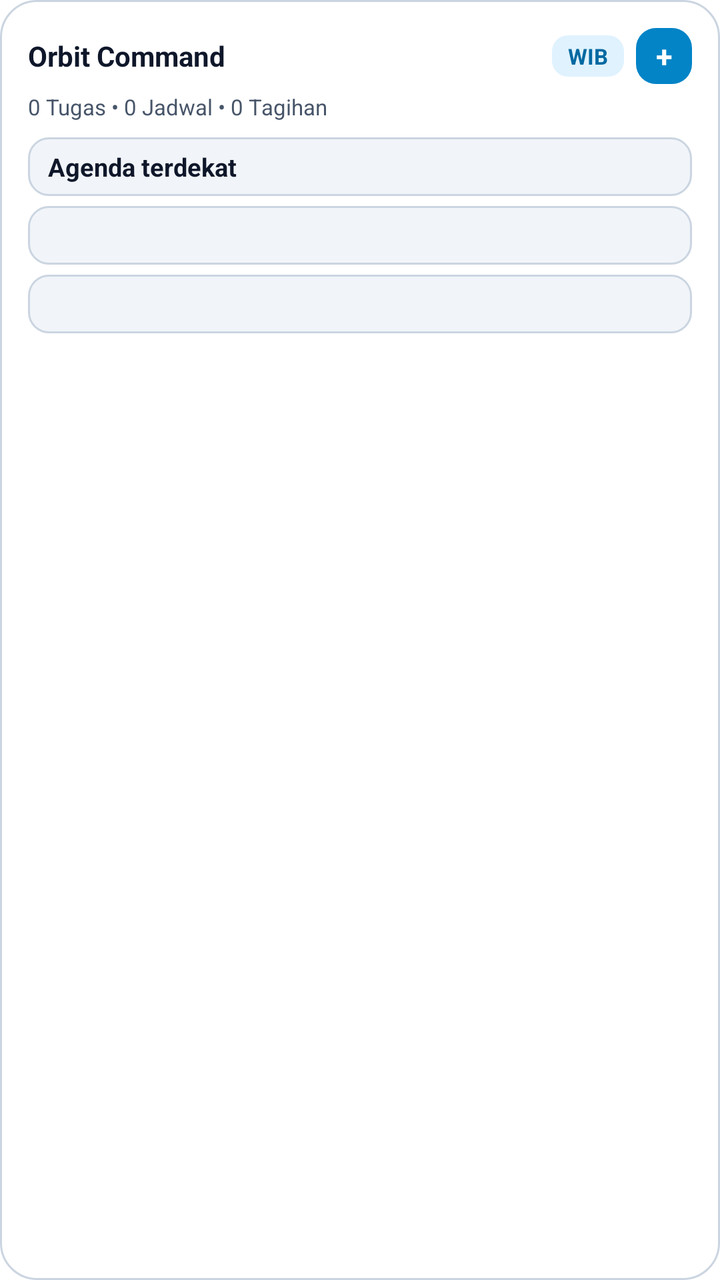
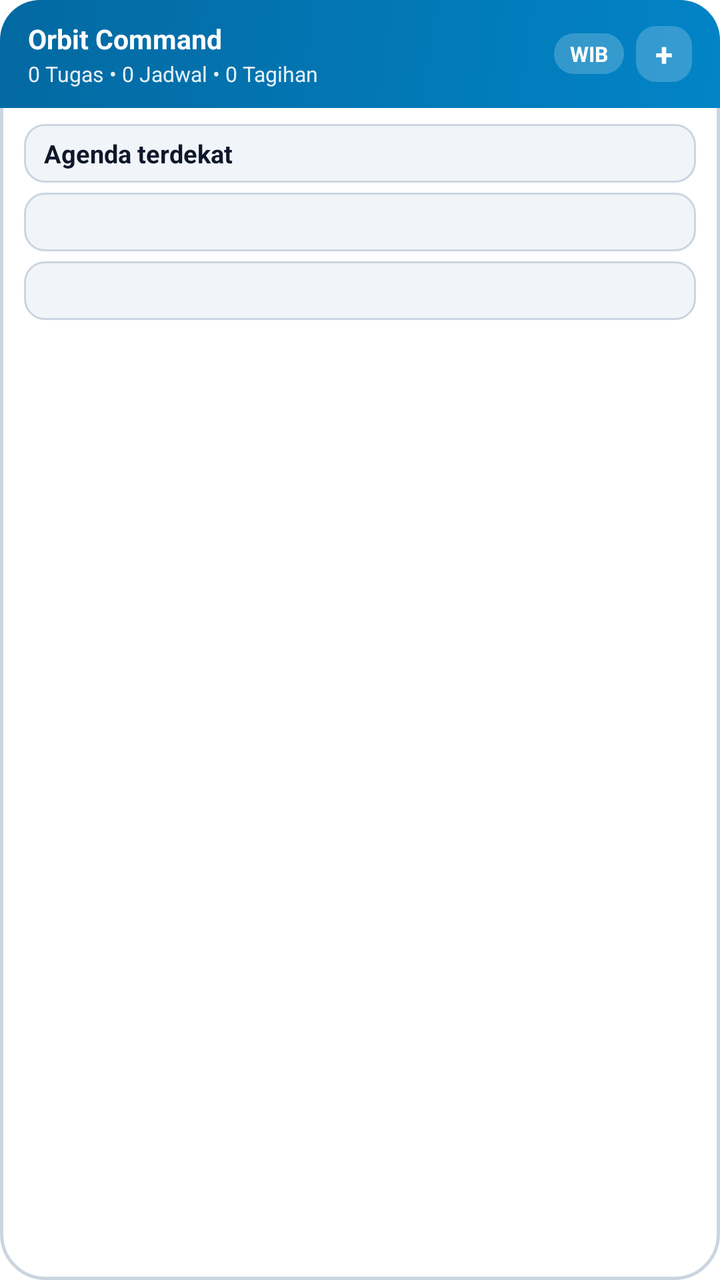

An Android layout rendered at two revisions. The XML below is the earlier revision; the diff shows what the commit changed to produce the second picture.
<!-- AndroidManifest.xml: fallback theme Theme.MaterialComponents.DayNight.NoActionBar -->
<!-- res/layout/widget_today.xml -->
<?xml version="1.0" encoding="utf-8"?>
<LinearLayout xmlns:android="http://schemas.android.com/apk/res/android"
    android:id="@+id/widget_today_root"
    android:layout_width="match_parent"
    android:layout_height="match_parent"
    android:background="@drawable/orbit_widget_card_bg"
    android:orientation="vertical"
    android:padding="14dp">

    <LinearLayout
        android:layout_width="match_parent"
        android:layout_height="wrap_content"
        android:gravity="center_vertical"
        android:orientation="horizontal">

        <TextView
            android:id="@+id/widget_today_brand"
            android:layout_width="0dp"
            android:layout_height="wrap_content"
            android:layout_weight="1"
            android:ellipsize="end"
            android:maxLines="1"
            android:text="Orbit Command"
            android:textColor="@color/orbit_widget_text_primary"
            android:textSize="14sp"
            android:textStyle="bold" />

        <TextView
            android:id="@+id/widget_today_date"
            android:layout_width="wrap_content"
            android:layout_height="wrap_content"
            android:background="@drawable/orbit_widget_chip_bg"
            android:paddingLeft="8dp"
            android:paddingTop="3dp"
            android:paddingRight="8dp"
            android:paddingBottom="3dp"
            android:text="WIB"
            android:textColor="@color/orbit_widget_accent_ink"
            android:textSize="11sp"
            android:textStyle="bold" />

        <TextView
            android:id="@+id/widget_today_add_btn"
            android:layout_width="28dp"
            android:layout_height="28dp"
            android:layout_marginStart="6dp"
            android:background="@drawable/orbit_widget_btn_primary_bg"
            android:clickable="true"
            android:focusable="true"
            android:gravity="center"
            android:text="+"
            android:textColor="@color/orbit_widget_btn_text_on_accent"
            android:textSize="15sp"
            android:textStyle="bold" />
    </LinearLayout>

    <TextView
        android:id="@+id/widget_today_stats"
        android:layout_width="match_parent"
        android:layout_height="wrap_content"
        android:layout_marginTop="4dp"
        android:ellipsize="end"
        android:maxLines="1"
        android:text="0 Tugas • 0 Jadwal • 0 Tagihan"
        android:textColor="@color/orbit_widget_text_secondary"
        android:textSize="11sp" />

    <TextView
        android:id="@+id/widget_today_empty"
        android:layout_width="match_parent"
        android:layout_height="wrap_content"
        android:layout_marginTop="10dp"
        android:text="Belum ada agenda atau tenggat hari ini."
        android:textColor="@color/orbit_widget_text_secondary"
        android:textSize="12sp"
        android:visibility="gone" />

    <LinearLayout
        android:id="@+id/widget_today_row_1"
        android:layout_width="match_parent"
        android:layout_height="wrap_content"
        android:layout_marginTop="8dp"
        android:background="@drawable/orbit_widget_btn_secondary_bg"
        android:clickable="true"
        android:focusable="true"
        android:gravity="center_vertical"
        android:orientation="horizontal"
        android:paddingLeft="10dp"
        android:paddingTop="6dp"
        android:paddingRight="10dp"
        android:paddingBottom="6dp">

        <TextView
            android:id="@+id/widget_today_item_1_title"
            android:layout_width="0dp"
            android:layout_height="wrap_content"
            android:layout_weight="1"
            android:ellipsize="end"
            android:maxLines="1"
            android:text="Agenda terdekat"
            android:textColor="@color/orbit_widget_text_primary"
            android:textSize="12.5sp"
            android:textStyle="bold" />

        <TextView
            android:id="@+id/widget_today_item_1_time"
            android:layout_width="wrap_content"
            android:layout_height="wrap_content"
            android:layout_marginStart="8dp"
            android:text=""
            android:textColor="@color/orbit_widget_accent_ink"
            android:textSize="11sp"
            android:textStyle="bold" />
    </LinearLayout>

    <LinearLayout
        android:id="@+id/widget_today_row_2"
        android:layout_width="match_parent"
        android:layout_height="wrap_content"
        android:layout_marginTop="5dp"
        android:background="@drawable/orbit_widget_btn_secondary_bg"
        android:clickable="true"
        android:focusable="true"
        android:gravity="center_vertical"
        android:orientation="horizontal"
        android:paddingLeft="10dp"
        android:paddingTop="6dp"
        android:paddingRight="10dp"
        android:paddingBottom="6dp">

        <TextView
            android:id="@+id/widget_today_item_2_title"
            android:layout_width="0dp"
            android:layout_height="wrap_content"
            android:layout_weight="1"
            android:ellipsize="end"
            android:maxLines="1"
            android:text=""
            android:textColor="@color/orbit_widget_text_primary"
            android:textSize="12.5sp"
            android:textStyle="bold" />

        <TextView
            android:id="@+id/widget_today_item_2_time"
            android:layout_width="wrap_content"
            android:layout_height="wrap_content"
            android:layout_marginStart="8dp"
            android:text=""
            android:textColor="@color/orbit_widget_accent_ink"
            android:textSize="11sp"
            android:textStyle="bold" />
    </LinearLayout>

    <LinearLayout
        android:id="@+id/widget_today_row_3"
        android:layout_width="match_parent"
        android:layout_height="wrap_content"
        android:layout_marginTop="5dp"
        android:background="@drawable/orbit_widget_btn_secondary_bg"
        android:clickable="true"
        android:focusable="true"
        android:gravity="center_vertical"
        android:orientation="horizontal"
        android:paddingLeft="10dp"
        android:paddingTop="6dp"
        android:paddingRight="10dp"
        android:paddingBottom="6dp">

        <TextView
            android:id="@+id/widget_today_item_3_title"
            android:layout_width="0dp"
            android:layout_height="wrap_content"
            android:layout_weight="1"
            android:ellipsize="end"
            android:maxLines="1"
            android:text=""
            android:textColor="@color/orbit_widget_text_primary"
            android:textSize="12.5sp"
            android:textStyle="bold" />

        <TextView
            android:id="@+id/widget_today_item_3_time"
            android:layout_width="wrap_content"
            android:layout_height="wrap_content"
            android:layout_marginStart="8dp"
            android:text=""
            android:textColor="@color/orbit_widget_accent_ink"
            android:textSize="11sp"
            android:textStyle="bold" />
    </LinearLayout>

</LinearLayout>
<!-- resources referenced by this layout -->
<resources>
  <color name="orbit_widget_accent_ink">#0369A1</color>
  <color name="orbit_widget_btn_text_on_accent">#FFFFFF</color>
  <color name="orbit_widget_text_primary">#0F172A</color>
  <color name="orbit_widget_text_secondary">#475569</color>
  <!-- drawable orbit_widget_btn_primary_bg (drawable) -->
  <?xml version="1.0" encoding="utf-8"?>
  <shape xmlns:android="http://schemas.android.com/apk/res/android" android:shape="rectangle">
      <solid android:color="@color/orbit_widget_accent" />
      <corners android:radius="10dp" />
  </shape>
  <!-- drawable orbit_widget_btn_secondary_bg (drawable) -->
  <?xml version="1.0" encoding="utf-8"?>
  <shape xmlns:android="http://schemas.android.com/apk/res/android" android:shape="rectangle">
      <solid android:color="@color/orbit_widget_subtle" />
      <stroke android:width="1dp" android:color="@color/orbit_widget_border" />
      <corners android:radius="10dp" />
  </shape>
  <!-- drawable orbit_widget_card_bg (drawable) -->
  <?xml version="1.0" encoding="utf-8"?>
  <shape xmlns:android="http://schemas.android.com/apk/res/android" android:shape="rectangle">
      <solid android:color="@color/orbit_widget_bg" />
      <stroke android:width="1dp" android:color="@color/orbit_widget_border" />
      <corners android:radius="18dp" />
  </shape>
  <!-- drawable orbit_widget_chip_bg (drawable) -->
  <?xml version="1.0" encoding="utf-8"?>
  <shape xmlns:android="http://schemas.android.com/apk/res/android" android:shape="rectangle">
      <solid android:color="@color/orbit_widget_accent_soft" />
      <corners android:radius="8dp" />
  </shape>
  <color name="orbit_widget_accent">#0284C7</color>
  <color name="orbit_widget_subtle">#F1F5F9</color>
  <color name="orbit_widget_border">#CBD5E1</color>
  <color name="orbit_widget_bg">#FFFFFF</color>
  <color name="orbit_widget_accent_soft">#E0F2FE</color>
</resources>

<!-- the commit's change to res/layout/widget_today.xml (unified diff, before → after) -->
@@ -4,39 +4,61 @@
     android:layout_width="match_parent"
     android:layout_height="match_parent"
     android:background="@drawable/orbit_widget_card_bg"
-    android:orientation="vertical"
-    android:padding="14dp">
+    android:orientation="vertical">
 
     <LinearLayout
+        android:id="@+id/widget_today_header"
         android:layout_width="match_parent"
         android:layout_height="wrap_content"
+        android:background="@drawable/orbit_widget_header_ocean"
         android:gravity="center_vertical"
-        android:orientation="horizontal">
-
-        <TextView
-            android:id="@+id/widget_today_brand"
+        android:orientation="horizontal"
+        android:paddingLeft="14dp"
+        android:paddingTop="10dp"
+        android:paddingRight="14dp"
+        android:paddingBottom="10dp">
+
+        <LinearLayout
             android:layout_width="0dp"
             android:layout_height="wrap_content"
             android:layout_weight="1"
-            android:ellipsize="end"
-            android:maxLines="1"
-            android:text="Orbit Command"
-            android:textColor="@color/orbit_widget_text_primary"
-            android:textSize="14sp"
-            android:textStyle="bold" />
+            android:orientation="vertical">
+
+            <TextView
+                android:id="@+id/widget_today_brand"
+                android:layout_width="match_parent"
+                android:layout_height="wrap_content"
+                android:ellipsize="end"
+                android:maxLines="1"
+                android:text="Orbit Command"
+                android:textColor="#FFFFFF"
+                android:textSize="13.5sp"
+                android:textStyle="bold" />
+
+            <TextView
+                android:id="@+id/widget_today_stats"
+                android:layout_width="match_parent"
+                android:layout_height="wrap_content"
+                android:layout_marginTop="1dp"
+                android:ellipsize="end"
+                android:maxLines="1"
+                android:text="0 Tugas • 0 Jadwal • 0 Tagihan"
+                android:textColor="#E6FFFFFF"
+                android:textSize="10.5sp" />
+        </LinearLayout>
 
         <TextView
             android:id="@+id/widget_today_date"
             android:layout_width="wrap_content"
             android:layout_height="wrap_content"
-            android:background="@drawable/orbit_widget_chip_bg"
+            android:background="@drawable/orbit_widget_header_pill"
             android:paddingLeft="8dp"
             android:paddingTop="3dp"
             android:paddingRight="8dp"
             android:paddingBottom="3dp"
             android:text="WIB"
-            android:textColor="@color/orbit_widget_accent_ink"
-            android:textSize="11sp"
+            android:textColor="#FFFFFF"
+            android:textSize="10.5sp"
             android:textStyle="bold" />
 
         <TextView
@@ -44,149 +66,147 @@
             android:layout_width="28dp"
             android:layout_height="28dp"
             android:layout_marginStart="6dp"
-            android:background="@drawable/orbit_widget_btn_primary_bg"
+            android:background="@drawable/orbit_widget_header_pill"
             android:clickable="true"
             android:focusable="true"
             android:gravity="center"
             android:text="+"
-            android:textColor="@color/orbit_widget_btn_text_on_accent"
-            android:textSize="15sp"
+            android:textColor="#FFFFFF"
+            android:textSize="16sp"
             android:textStyle="bold" />
     </LinearLayout>
 
-    <TextView
-        android:id="@+id/widget_today_stats"
+    <LinearLayout
         android:layout_width="match_parent"
         android:layout_height="wrap_content"
-        android:layout_marginTop="4dp"
-        android:ellipsize="end"
-        android:maxLines="1"
-        android:text="0 Tugas • 0 Jadwal • 0 Tagihan"
-        android:textColor="@color/orbit_widget_text_secondary"
-        android:textSize="11sp" />
-
-    <TextView
-        android:id="@+id/widget_today_empty"
-        android:layout_width="match_parent"
-        android:layout_height="wrap_content"
-        android:layout_marginTop="10dp"
-        android:text="Belum ada agenda atau tenggat hari ini."
-        android:textColor="@color/orbit_widget_text_secondary"
-        android:textSize="12sp"
-        android:visibility="gone" />
-
-    <LinearLayout
-        android:id="@+id/widget_today_row_1"
-        android:layout_width="match_parent"
-        android:layout_height="wrap_content"
-        android:layout_marginTop="8dp"
-        android:background="@drawable/orbit_widget_btn_secondary_bg"
-        android:clickable="true"
-        android:focusable="true"
-        android:gravity="center_vertical"
-        android:orientation="horizontal"
-        android:paddingLeft="10dp"
-        android:paddingTop="6dp"
-        android:paddingRight="10dp"
-        android:paddingBottom="6dp">
+        android:orientation="vertical"
+        android:paddingLeft="12dp"
+        android:paddingTop="8dp"
+        android:paddingRight="12dp"
+        android:paddingBottom="12dp">
 
         <TextView
-            android:id="@+id/widget_today_item_1_title"
-            android:layout_width="0dp"
-            android:layout_height="wrap_content"
-            android:layout_weight="1"
-            android:ellipsize="end"
-            android:maxLines="1"
-            android:text="Agenda terdekat"
-            android:textColor="@color/orbit_widget_text_primary"
-            android:textSize="12.5sp"
-            android:textStyle="bold" />
-
-        <TextView
-            android:id="@+id/widget_today_item_1_time"
-            android:layout_width="wrap_content"
-            android:layout_height="wrap_content"
-            android:layout_marginStart="8dp"
-            android:text=""
-            android:textColor="@color/orbit_widget_accent_ink"
-            android:textSize="11sp"
-            android:textStyle="bold" />
+            android:id="@+id/widget_today_empty"
+            android:layout_width="match_parent"
+            android:layout_height="wrap_content"
+            android:layout_marginTop="4dp"
+            android:text="Belum ada agenda atau tenggat hari ini."
+            android:textColor="@color/orbit_widget_text_secondary"
+            android:textSize="12sp"
+            android:visibility="gone" />
+
+        <LinearLayout
+            android:id="@+id/widget_today_row_1"
+            android:layout_width="match_parent"
+            android:layout_height="wrap_content"
+            android:background="@drawable/orbit_widget_btn_secondary_bg"
+            android:clickable="true"
+            android:focusable="true"
+            android:gravity="center_vertical"
+            android:orientation="horizontal"
+            android:paddingLeft="10dp"
+            android:paddingTop="6dp"
+            android:paddingRight="10dp"
+            android:paddingBottom="6dp">
+
+            <TextView
+                android:id="@+id/widget_today_item_1_title"
+                android:layout_width="0dp"
+                android:layout_height="wrap_content"
+                android:layout_weight="1"
+                android:ellipsize="end"
+                android:maxLines="1"
+                android:text="Agenda terdekat"
+                android:textColor="@color/orbit_widget_text_primary"
+                android:textSize="12.5sp"
+                android:textStyle="bold" />
+
+            <TextView
+                android:id="@+id/widget_today_item_1_time"
+                android:layout_width="wrap_content"
+                android:layout_height="wrap_content"
+                android:layout_marginStart="8dp"
+                android:text=""
+                android:textColor="@color/orbit_widget_accent_ink"
+                android:textSize="11sp"
+                android:textStyle="bold" />
+        </LinearLayout>
+
+        <LinearLayout
+            android:id="@+id/widget_today_row_2"
+            android:layout_width="match_parent"
+            android:layout_height="wrap_content"
+            android:layout_marginTop="5dp"
+            android:background="@drawable/orbit_widget_btn_secondary_bg"
+            android:clickable="true"
+            android:focusable="true"
+            android:gravity="center_vertical"
+            android:orientation="horizontal"
+            android:paddingLeft="10dp"
+            android:paddingTop="6dp"
+            android:paddingRight="10dp"
+            android:paddingBottom="6dp">
+
+            <TextView
+                android:id="@+id/widget_today_item_2_title"
+                android:layout_width="0dp"
+                android:layout_height="wrap_content"
+                android:layout_weight="1"
+                android:ellipsize="end"
+                android:maxLines="1"
+                android:text=""
+                android:textColor="@color/orbit_widget_text_primary"
+                android:textSize="12.5sp"
+                android:textStyle="bold" />
+
+            <TextView
+                android:id="@+id/widget_today_item_2_time"
+                android:layout_width="wrap_content"
+                android:layout_height="wrap_content"
+                android:layout_marginStart="8dp"
+                android:text=""
+                android:textColor="@color/orbit_widget_accent_ink"
+                android:textSize="11sp"
+                android:textStyle="bold" />
+        </LinearLayout>
+
+        <LinearLayout
+            android:id="@+id/widget_today_row_3"
+            android:layout_width="match_parent"
+            android:layout_height="wrap_content"
+            android:layout_marginTop="5dp"
+            android:background="@drawable/orbit_widget_btn_secondary_bg"
+            android:clickable="true"
+            android:focusable="true"
+            android:gravity="center_vertical"
+            android:orientation="horizontal"
+            android:paddingLeft="10dp"
+            android:paddingTop="6dp"
+            android:paddingRight="10dp"
+            android:paddingBottom="6dp">
+
+            <TextView
+                android:id="@+id/widget_today_item_3_title"
+                android:layout_width="0dp"
+                android:layout_height="wrap_content"
+                android:layout_weight="1"
+                android:ellipsize="end"
+                android:maxLines="1"
+                android:text=""
+                android:textColor="@color/orbit_widget_text_primary"
+                android:textSize="12.5sp"
+                android:textStyle="bold" />
+
+            <TextView
+                android:id="@+id/widget_today_item_3_time"
+                android:layout_width="wrap_content"
+                android:layout_height="wrap_content"
+                android:layout_marginStart="8dp"
+                android:text=""
+                android:textColor="@color/orbit_widget_accent_ink"
+                android:textSize="11sp"
+                android:textStyle="bold" />
+        </LinearLayout>
     </LinearLayout>
 
-    <LinearLayout
-        android:id="@+id/widget_today_row_2"
-        android:layout_width="match_parent"
-        android:layout_height="wrap_content"
-        android:layout_marginTop="5dp"
-        android:background="@drawable/orbit_widget_btn_secondary_bg"
-        android:clickable="true"
-        android:focusable="true"
-        android:gravity="center_vertical"
-        android:orientation="horizontal"
-        android:paddingLeft="10dp"
-        android:paddingTop="6dp"
-        android:paddingRight="10dp"
-        android:paddingBottom="6dp">
-
-        <TextView
-            android:id="@+id/widget_today_item_2_title"
-            android:layout_width="0dp"
-            android:layout_height="wrap_content"
-            android:layout_weight="1"
-            android:ellipsize="end"
-            android:maxLines="1"
-            android:text=""
-            android:textColor="@color/orbit_widget_text_primary"
-            android:textSize="12.5sp"
-            android:textStyle="bold" />
-
-        <TextView
-            android:id="@+id/widget_today_item_2_time"
-            android:layout_width="wrap_content"
-            android:layout_height="wrap_content"
-            android:layout_marginStart="8dp"
-            android:text=""
-            android:textColor="@color/orbit_widget_accent_ink"
-            android:textSize="11sp"
-            android:textStyle="bold" />
-    </LinearLayout>
-
-    <LinearLayout
-        android:id="@+id/widget_today_row_3"
-        android:layout_width="match_parent"
-        android:layout_height="wrap_content"
-        android:layout_marginTop="5dp"
-        android:background="@drawable/orbit_widget_btn_secondary_bg"
-        android:clickable="true"
-        android:focusable="true"
-        android:gravity="center_vertical"
-        android:orientation="horizontal"
-        android:paddingLeft="10dp"
-        android:paddingTop="6dp"
-        android:paddingRight="10dp"
-        android:paddingBottom="6dp">
-
-        <TextView
-            android:id="@+id/widget_today_item_3_title"
-            android:layout_width="0dp"
-            android:layout_height="wrap_content"
-            android:layout_weight="1"
-            android:ellipsize="end"
-            android:maxLines="1"
-            android:text=""
-            android:textColor="@color/orbit_widget_text_primary"
-            android:textSize="12.5sp"
-            android:textStyle="bold" />
-
-        <TextView
-            android:id="@+id/widget_today_item_3_time"
-            android:layout_width="wrap_content"
-            android:layout_height="wrap_content"
-            android:layout_marginStart="8dp"
-            android:text=""
-            android:textColor="@color/orbit_widget_accent_ink"
-            android:textSize="11sp"
-            android:textStyle="bold" />
-    </LinearLayout>
-
 </LinearLayout>
<!-- resource entries referenced after the edit -->
@@ -1,15 +1,8 @@
 <!-- resources referenced by this layout -->
 <resources>
   <color name="orbit_widget_accent_ink">#0369A1</color>
-  <color name="orbit_widget_btn_text_on_accent">#FFFFFF</color>
   <color name="orbit_widget_text_primary">#0F172A</color>
   <color name="orbit_widget_text_secondary">#475569</color>
-  <!-- drawable orbit_widget_btn_primary_bg (drawable) -->
-  <?xml version="1.0" encoding="utf-8"?>
-  <shape xmlns:android="http://schemas.android.com/apk/res/android" android:shape="rectangle">
-      <solid android:color="@color/orbit_widget_accent" />
-      <corners android:radius="10dp" />
-  </shape>
   <!-- drawable orbit_widget_btn_secondary_bg (drawable) -->
   <?xml version="1.0" encoding="utf-8"?>
   <shape xmlns:android="http://schemas.android.com/apk/res/android" android:shape="rectangle">
@@ -21,19 +14,30 @@
   <?xml version="1.0" encoding="utf-8"?>
   <shape xmlns:android="http://schemas.android.com/apk/res/android" android:shape="rectangle">
       <solid android:color="@color/orbit_widget_bg" />
-      <stroke android:width="1dp" android:color="@color/orbit_widget_border" />
-      <corners android:radius="18dp" />
+      <stroke android:width="1.5dp" android:color="@color/orbit_widget_border" />
+      <corners android:radius="22dp" />
   </shape>
-  <!-- drawable orbit_widget_chip_bg (drawable) -->
+  <!-- drawable orbit_widget_header_ocean (drawable) -->
   <?xml version="1.0" encoding="utf-8"?>
   <shape xmlns:android="http://schemas.android.com/apk/res/android" android:shape="rectangle">
-      <solid android:color="@color/orbit_widget_accent_soft" />
-      <corners android:radius="8dp" />
+      <gradient
+          android:angle="135"
+          android:startColor="#0284C7"
+          android:endColor="#0369A1" />
+      <corners
+          android:topLeftRadius="20dp"
+          android:topRightRadius="20dp"
+          android:bottomLeftRadius="0dp"
+          android:bottomRightRadius="0dp" />
   </shape>
-  <color name="orbit_widget_accent">#0284C7</color>
+  <!-- drawable orbit_widget_header_pill (drawable) -->
+  <?xml version="1.0" encoding="utf-8"?>
+  <shape xmlns:android="http://schemas.android.com/apk/res/android" android:shape="rectangle">
+      <solid android:color="#33FFFFFF" />
+      <corners android:radius="10dp" />
+  </shape>
   <color name="orbit_widget_subtle">#F1F5F9</color>
   <color name="orbit_widget_border">#CBD5E1</color>
   <color name="orbit_widget_bg">#FFFFFF</color>
-  <color name="orbit_widget_accent_soft">#E0F2FE</color>
 </resources>
 
